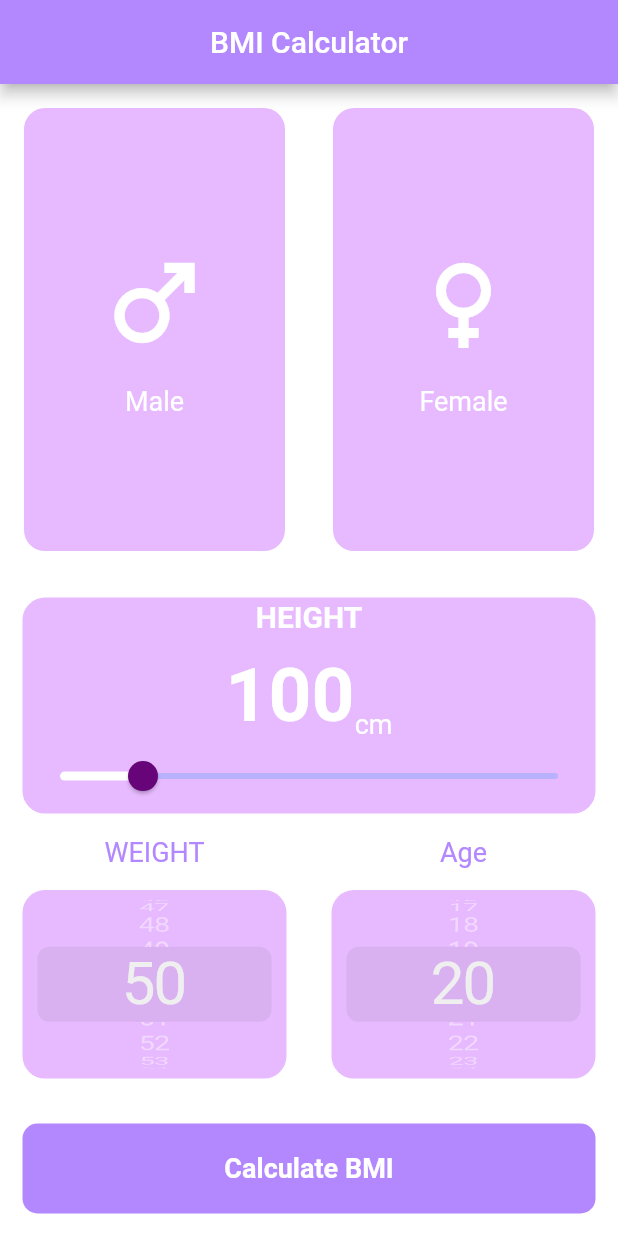
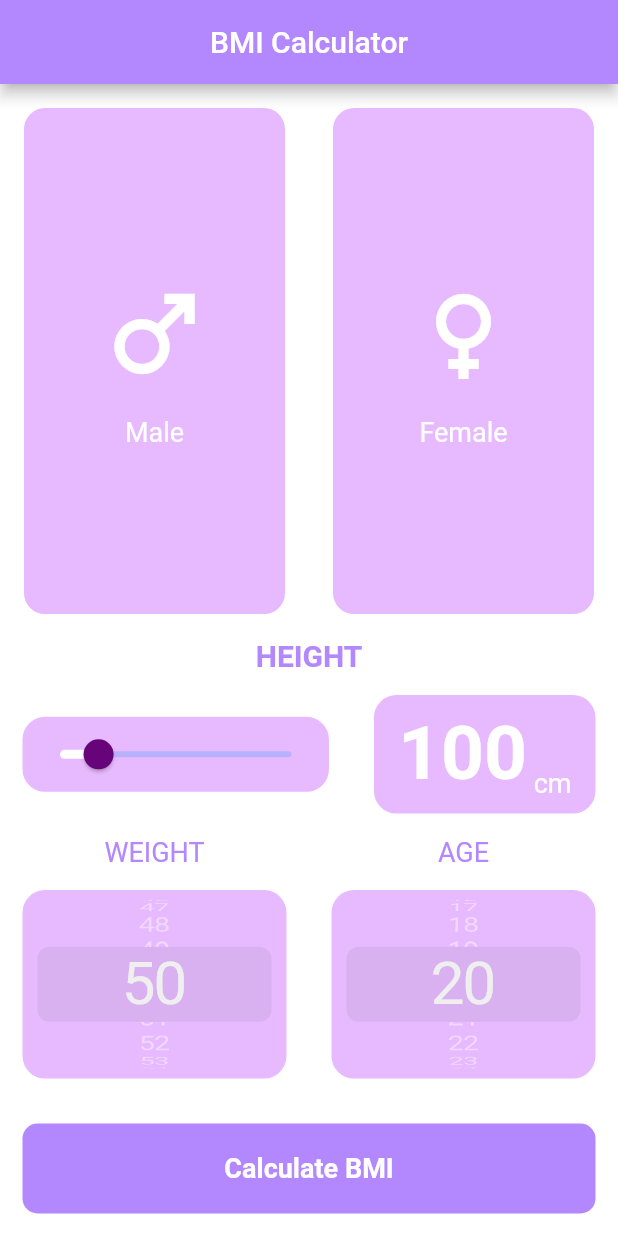
Before and after one commit to ulfacode/bmi, a Flutter app: the screen it shows after launch, on a phone screen of 412 x 824 dp. Run offline on Flutter 3.47's test engine with Material 2 defaults, Android fonts, the phone set to English and light mode, and no system bars; missing offline and left inert: dart:html.

Commit message:
25. Redesign BMI - Section input tinggi

```diff
--- a/lib/views/bmi_data_screen.dart
+++ b/lib/views/bmi_data_screen.dart
@@ -77,33 +77,20 @@ class _BmiDataScreenState extends State<BmiDataScreen> {
               ],
             ),
           ),
-          BmiCard(
-            child: Column(
-              mainAxisAlignment: MainAxisAlignment.center,
+          Column(
             children: [
               Text(
                 "HEIGHT",
-                  style: labelTextStyle!.copyWith(
+                style: weightAgeTextStyle!.copyWith(
                   fontSize: 20,
                   fontWeight: FontWeight.bold,
                 ),
               ),
-                const SizedBox(height: 12),
               Row(
-                  mainAxisAlignment: MainAxisAlignment.center,
-                  crossAxisAlignment: CrossAxisAlignment.end,
                 children: [
-                    Text(
-                      "$height",
-                      style: numberTextStyle,
-                    ),
-                    Text(
-                      "cm",
-                      style: labelTextStyle,
-                    ),
-                  ],
-                ),
-                Slider(
+                  Expanded(
+                    child: BmiCard(
+                      child: Slider(
                         value: height.toDouble(),
                         min: 80,
                         max: 200,
@@ -114,9 +101,34 @@ class _BmiDataScreenState extends State<BmiDataScreen> {
                           height = value.toInt();
                           setState(() {});
                         },
-                )
+                      ),
+                    ),
+                  ),
+                  BmiCard(
+                    child: Padding(
+                      padding: const EdgeInsets.symmetric(
+                        horizontal: 15.0,
+                        vertical: 9,
+                      ),
+                      child: Row(
+                        mainAxisAlignment: MainAxisAlignment.center,
+                        crossAxisAlignment: CrossAxisAlignment.end,
+                        children: [
+                          Text(
+                            "$height",
+                            style: numberTextStyle,
+                          ),
+                          Text(
+                            " cm",
+                            style: labelTextStyle,
+                          ),
                         ],
                       ),
+                    ),
+                  ),
+                ],
+              ),
+            ],
           ),
           Container(
             child: Row(
@@ -202,7 +214,7 @@ class _BmiDataScreenState extends State<BmiDataScreen> {
                   child: Column(
                     children: [
                       Text(
-                        "Age",
+                        "AGE",
                         style: weightAgeTextStyle,
                       ),
                       BmiCard(
```
Lines whose indentation alone changed are shown as unchanged.
